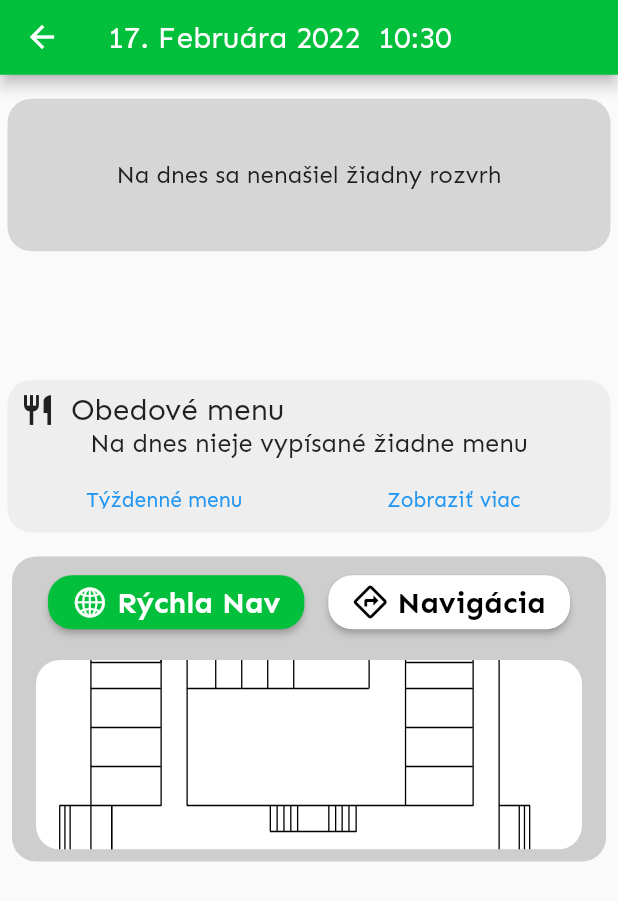
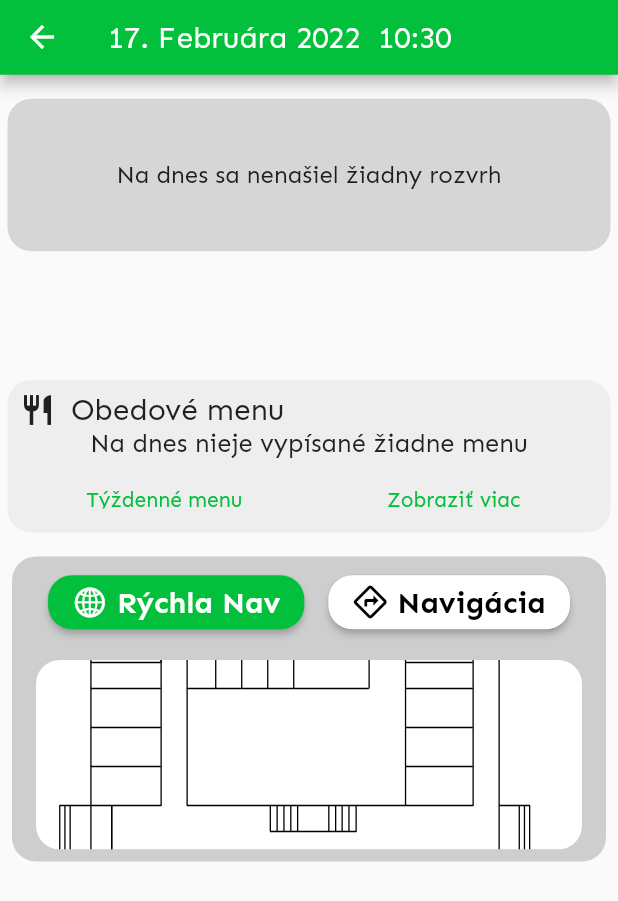
Before and after one commit to Moreplavec64/kop_spse, a Flutter app: the HomeScreen screen opened by its route, on a phone screen of 412 x 824 dp. Shown: the top 901 px of the screen. Run offline on Flutter 3.47's test engine with Material 2 defaults, Android fonts, the phone set to English and light mode, and no system bars; our stand-ins replace cloud_firestore, firebase_auth, firebase_core, flutter_svg, google_sign_in, hive and 1 more; missing offline and left inert: dijkstra, encrypt, patterns_canvas; accounts and stored records are empty.

Commit message:
(+) prezentacia screenshoty, jedalen widget color

```diff
--- a/lib/widgets/home_screen_widgets/jedalen_widget.dart
+++ b/lib/widgets/home_screen_widgets/jedalen_widget.dart
@@ -58,18 +58,12 @@ class JedalenHomeScreenWidget extends StatelessWidget {
                       height: 30,
                       child: TextButton(
                           style: ButtonStyle(
-                            overlayColor: MaterialStateProperty.all(
-                                Theme.of(context).primaryColor.withOpacity(.4)),
-                            foregroundColor:
-                                MaterialStateProperty.resolveWith<Color?>(
-                              (Set<MaterialState> states) {
-                                if (states.contains(MaterialState.focused) ||
-                                    states.contains(MaterialState.pressed))
-                                  return Theme.of(context).primaryColor;
-                                return null; // Defer to the widget's default.
-                              },
-                            ),
-                          ),
+                              overlayColor: MaterialStateProperty.all(
+                                  Theme.of(context)
+                                      .primaryColor
+                                      .withOpacity(.4)),
+                              foregroundColor: MaterialStateProperty.all(
+                                  Theme.of(context).primaryColor)),
                           onPressed: () =>
                               Navigator.of(context).pushNamed('/menu'),
                           onLongPress: () async =>
@@ -83,18 +77,12 @@ class JedalenHomeScreenWidget extends StatelessWidget {
                       height: 30,
                       child: TextButton(
                           style: ButtonStyle(
-                            overlayColor: MaterialStateProperty.all(
-                                Theme.of(context).primaryColor.withOpacity(.4)),
-                            foregroundColor:
-                                MaterialStateProperty.resolveWith<Color?>(
-                              (Set<MaterialState> states) {
-                                if (states.contains(MaterialState.focused) ||
-                                    states.contains(MaterialState.pressed))
-                                  return Theme.of(context).primaryColor;
-                                return null; // Defer to the widget's default.
-                              },
-                            ),
-                          ),
+                              overlayColor: MaterialStateProperty.all(
+                                  Theme.of(context)
+                                      .primaryColor
+                                      .withOpacity(.4)),
+                              foregroundColor: MaterialStateProperty.all(
+                                  Theme.of(context).primaryColor)),
                           onPressed: () =>
                               jedalenProvider.toggleShouldBeExpanded(),
                           child: Text(
```
